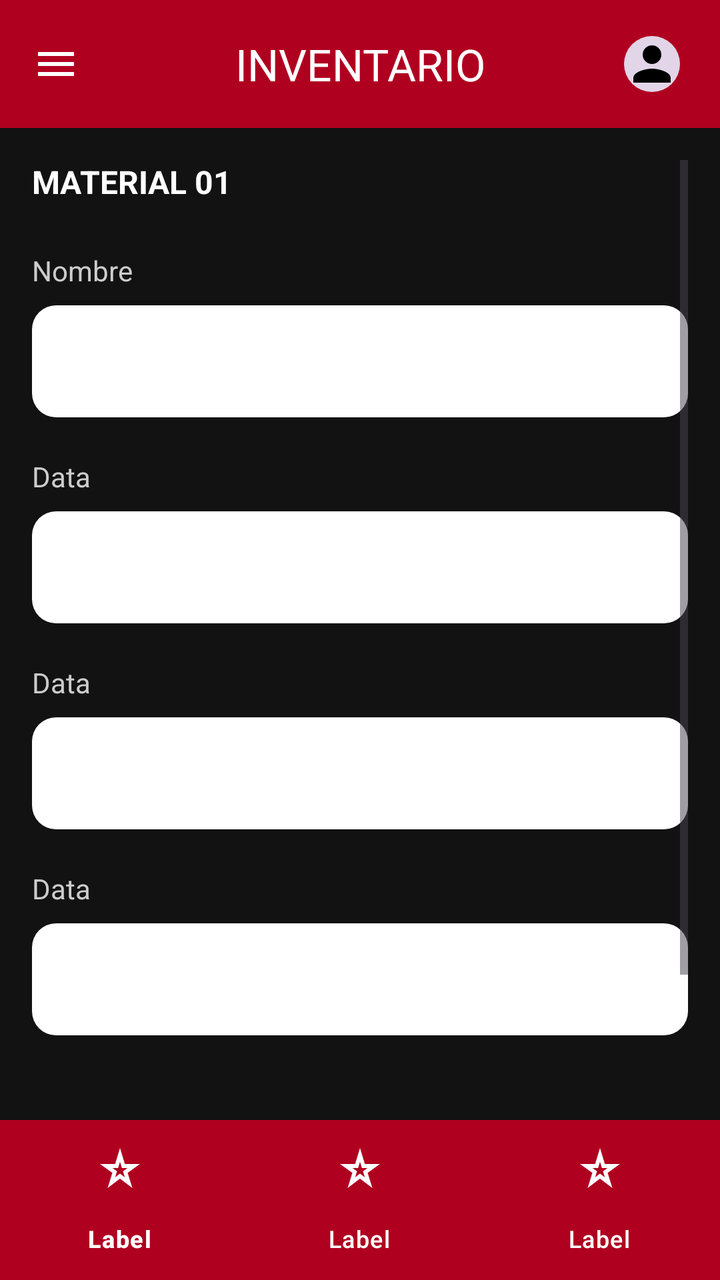
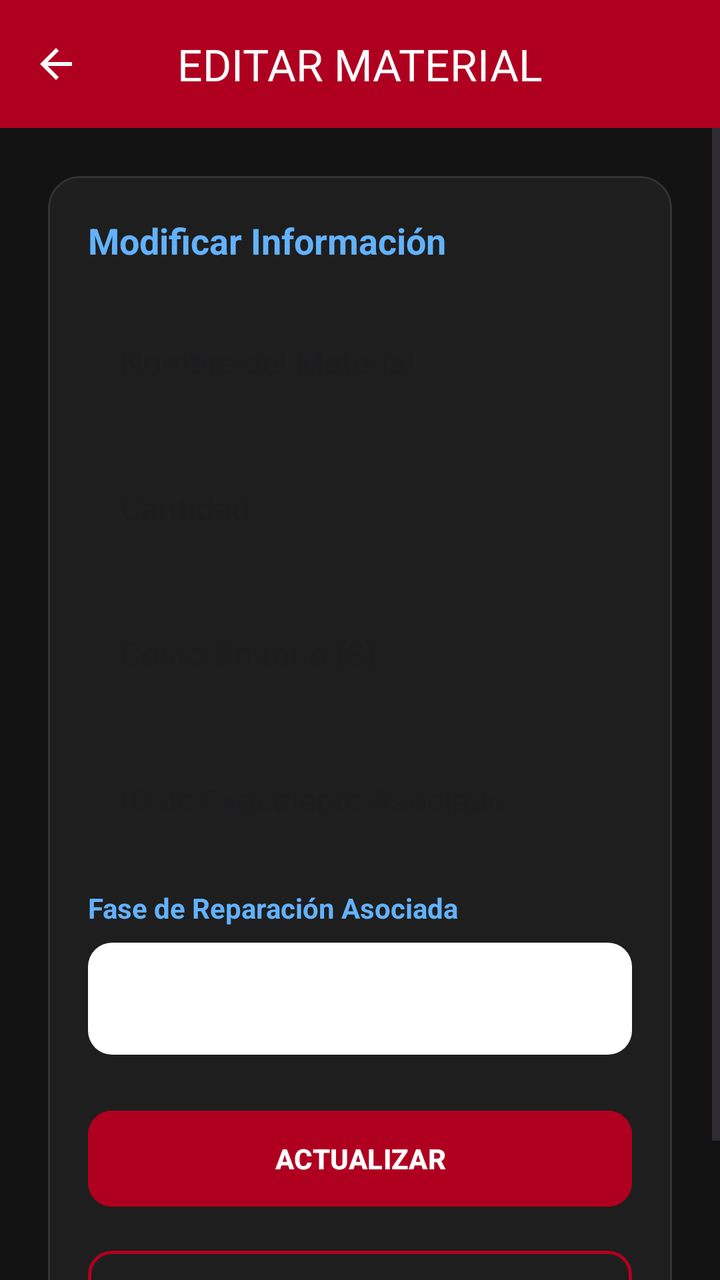

An Android layout rendered at two revisions. The XML below is the earlier revision; the diff shows what the commit changed to produce the second picture.
<!-- AndroidManifest.xml: application theme Theme.Autotechs -->
<!-- res/layout/activity_inventario_editar.xml -->
<?xml version="1.0" encoding="utf-8"?>
<androidx.constraintlayout.widget.ConstraintLayout
    xmlns:android="http://schemas.android.com/apk/res/android"
    xmlns:app="http://schemas.android.com/apk/res-auto"
    xmlns:tools="http://schemas.android.com/tools"
    android:layout_width="match_parent"
    android:layout_height="match_parent"
    android:background="#121212"
    tools:context=".VehiculosCrudActivity">

    <com.google.android.material.appbar.AppBarLayout
        android:id="@+id/appBarLayout"
        android:layout_width="match_parent"
        android:layout_height="wrap_content"
        app:layout_constraintTop_toTopOf="parent">

        <com.google.android.material.appbar.MaterialToolbar
            android:id="@+id/topAppBar"
            android:layout_width="match_parent"
            android:layout_height="?attr/actionBarSize"
            android:background="#B00020"
            app:navigationIcon="@drawable/ic_menu"
            app:navigationIconTint="@android:color/white"
            app:title="INVENTARIO"
            app:titleCentered="true"
            app:titleTextColor="@android:color/white">

            <com.google.android.material.imageview.ShapeableImageView
                android:layout_width="36dp"
                android:layout_height="36dp"
                android:layout_gravity="end"
                android:layout_marginEnd="16dp"
                android:background="#E1D5E7"
                android:padding="4dp"
                android:src="@drawable/ic_profile_placeholder"
                app:shapeAppearanceOverlay="@style/CircleImageStyle" />
        </com.google.android.material.appbar.MaterialToolbar>
    </com.google.android.material.appbar.AppBarLayout>

    <ScrollView
        android:layout_width="match_parent"
        android:layout_height="0dp"
        android:paddingHorizontal="16dp"
        android:paddingTop="16dp"
        app:layout_constraintTop_toBottomOf="@id/appBarLayout"
        app:layout_constraintBottom_toTopOf="@id/bottomNavigation">

        <LinearLayout
            android:layout_width="match_parent"
            android:layout_height="wrap_content"
            android:orientation="vertical">

            <TextView
                android:id="@+id/tvSubtitleLabel"
                android:layout_width="wrap_content"
                android:layout_height="wrap_content"
                android:layout_marginBottom="24dp"
                android:text="MATERIAL 01"
                android:textColor="@android:color/white"
                android:textSize="16sp"
                android:textStyle="bold" />

            <TextView
                android:id="@+id/tvField1Label"
                style="@style/InputFieldLabelStyle"
                android:text="Nombre" />
            <com.google.android.material.textfield.TextInputEditText
                android:id="@+id/etField1"
                style="@style/InputFieldStyle" />

            <TextView
                android:id="@+id/tvField2Label"
                style="@style/InputFieldLabelStyle"
                android:text="Data" />
            <com.google.android.material.textfield.TextInputEditText
                android:id="@+id/etField2"
                style="@style/InputFieldStyle" />

            <TextView
                android:id="@+id/tvField3Label"
                style="@style/InputFieldLabelStyle"
                android:text="Data" />
            <com.google.android.material.textfield.TextInputEditText
                android:id="@+id/etField3"
                style="@style/InputFieldStyle" />

            <TextView
                android:id="@+id/tvField4Label"
                style="@style/InputFieldLabelStyle"
                android:text="Data" />
            <com.google.android.material.textfield.TextInputEditText
                android:id="@+id/etField4"
                style="@style/InputFieldStyle" />

            <View
                android:layout_width="match_parent"
                android:layout_height="32dp" />

            <LinearLayout
                android:layout_width="wrap_content"
                android:layout_height="wrap_content"
                android:layout_gravity="end"
                android:orientation="horizontal"
                android:layout_marginBottom="24dp">

                <com.google.android.material.button.MaterialButton
                    android:id="@+id/btnBorrar"
                    style="@style/OutlinedActionButtonStyle"
                    android:text="BORRAR" />

                <com.google.android.material.button.MaterialButton
                    android:id="@+id/btnEditar"
                    style="@style/SolidActionButtonStyle"
                    android:layout_marginStart="16dp"
                    android:text="EDITAR" />
            </LinearLayout>

        </LinearLayout>
    </ScrollView>

    <com.google.android.material.bottomnavigation.BottomNavigationView
        android:id="@+id/bottomNavigation"
        android:layout_width="match_parent"
        android:layout_height="wrap_content"
        android:background="#B00020"
        app:itemIconTint="@android:color/white"
        app:itemTextColor="@android:color/white"
        app:labelVisibilityMode="labeled"
        app:layout_constraintBottom_toBottomOf="parent"
        app:menu="@menu/bottom_nav_menu" />

</androidx.constraintlayout.widget.ConstraintLayout>
<!-- resources referenced by this layout -->
<resources>
  <!-- drawable ic_menu (drawable) -->
  <vector xmlns:android="http://schemas.android.com/apk/res/android" android:height="24dp" android:tint="#000000" android:viewportHeight="24" android:viewportWidth="24" android:width="24dp">
        
      <path android:fillColor="@android:color/white" android:pathData="M3,18h18v-2L3,16v2zM3,13h18v-2L3,11v2zM3,6v2h18L21,6L3,6z"/>
      
  </vector>
  <!-- drawable ic_profile_placeholder (drawable) -->
  <vector xmlns:android="http://schemas.android.com/apk/res/android" android:height="24dp" android:tint="#000000" android:viewportHeight="24" android:viewportWidth="24" android:width="24dp">
        
      <path android:fillColor="@android:color/white" android:pathData="M12,12c2.21,0 4,-1.79 4,-4s-1.79,-4 -4,-4 -4,1.79 -4,4 1.79,4 4,4zM12,14c-2.67,0 -8,1.34 -8,4v2h16v-2c0,-2.66 -5.33,-4 -8,-4z"/>
      
  </vector>
  <style name="CircleImageStyle">
          <item name="cornerSize">50%</item>
      </style>
  <style name="InputFieldLabelStyle">
          <item name="android:layout_width">wrap_content</item>
          <item name="android:layout_height">wrap_content</item>
          <item name="android:layout_marginBottom">8dp</item>
          <item name="android:textColor">#CCCCCC</item>
          <item name="android:textSize">14sp</item>
      </style>
  <style name="InputFieldStyle">
          <item name="android:layout_width">match_parent</item>
          <item name="android:layout_height">56dp</item>
          <item name="android:layout_marginBottom">20dp</item>
          <item name="android:background">@drawable/bg_input_field</item>
          <item name="android:paddingLeft">16dp</item>
          <item name="android:paddingRight">16dp</item>
          <item name="android:textColor">#000000</item>
          <item name="android:textSize">16sp</item>
      </style>
  <style name="OutlinedActionButtonStyle" parent="Widget.MaterialComponents.Button.OutlinedButton">
          <item name="android:layout_width">wrap_content</item>
          <item name="android:layout_height">wrap_content</item>
          <item name="android:paddingLeft">24dp</item>
          <item name="android:paddingRight">24dp</item>
          <item name="android:paddingTop">12dp</item>
          <item name="android:paddingBottom">12dp</item>
          <item name="android:textColor">@android:color/white</item>
          <item name="cornerSize">24dp</item>
          <item name="strokeColor">#FFFFFF</item>
          <item name="strokeWidth">1dp</item>
      </style>
  <style name="SolidActionButtonStyle" parent="BaseActionButtonStyle">
          <item name="backgroundTint">#6750A4</item>
      </style>
  <style name="Theme.Autotechs" parent="Base.Theme.Autotechs" />
  <!-- drawable bg_input_field (drawable) -->
  <?xml version="1.0" encoding="utf-8"?>
  <shape xmlns:android="http://schemas.android.com/apk/res/android">
      <solid android:color="@android:color/white" />
      <corners android:radius="12dp" />
  </shape>
  <style name="BaseActionButtonStyle" parent="Widget.MaterialComponents.Button.UnelevatedButton">
          <item name="android:layout_width">wrap_content</item>
          <item name="android:layout_height">wrap_content</item>
          <item name="android:paddingLeft">24dp</item>
          <item name="android:paddingRight">24dp</item>
          <item name="android:paddingTop">12dp</item>
          <item name="android:paddingBottom">12dp</item>
          <item name="android:textColor">@android:color/white</item>
          <item name="cornerSize">24dp</item>
      </style>
  <style name="Base.Theme.Autotechs" parent="Theme.Material3.DayNight.NoActionBar">
          
          
      </style>
</resources>

<!-- the commit's change to res/layout/activity_inventario_editar.xml (unified diff, before → after) -->
@@ -2,11 +2,9 @@
 <androidx.constraintlayout.widget.ConstraintLayout
     xmlns:android="http://schemas.android.com/apk/res/android"
     xmlns:app="http://schemas.android.com/apk/res-auto"
-    xmlns:tools="http://schemas.android.com/tools"
     android:layout_width="match_parent"
     android:layout_height="match_parent"
-    android:background="#121212"
-    tools:context=".VehiculosCrudActivity">
+    android:background="#121212">
 
     <com.google.android.material.appbar.AppBarLayout
         android:id="@+id/appBarLayout"
@@ -19,114 +17,145 @@
             android:layout_width="match_parent"
             android:layout_height="?attr/actionBarSize"
             android:background="#B00020"
-            app:navigationIcon="@drawable/ic_menu"
+            app:navigationIcon="@drawable/ic_back"
             app:navigationIconTint="@android:color/white"
-            app:title="INVENTARIO"
+            app:title="EDITAR MATERIAL"
             app:titleCentered="true"
-            app:titleTextColor="@android:color/white">
-
-            <com.google.android.material.imageview.ShapeableImageView
-                android:layout_width="36dp"
-                android:layout_height="36dp"
-                android:layout_gravity="end"
-                android:layout_marginEnd="16dp"
-                android:background="#E1D5E7"
-                android:padding="4dp"
-                android:src="@drawable/ic_profile_placeholder"
-                app:shapeAppearanceOverlay="@style/CircleImageStyle" />
-        </com.google.android.material.appbar.MaterialToolbar>
+            app:titleTextColor="@android:color/white" />
     </com.google.android.material.appbar.AppBarLayout>
 
     <ScrollView
         android:layout_width="match_parent"
         android:layout_height="0dp"
-        android:paddingHorizontal="16dp"
-        android:paddingTop="16dp"
+        android:fillViewport="true"
         app:layout_constraintTop_toBottomOf="@id/appBarLayout"
-        app:layout_constraintBottom_toTopOf="@id/bottomNavigation">
+        app:layout_constraintBottom_toBottomOf="parent">
 
         <LinearLayout
             android:layout_width="match_parent"
             android:layout_height="wrap_content"
-            android:orientation="vertical">
+            android:orientation="vertical"
+            android:padding="24dp">
 
-            <TextView
-                android:id="@+id/tvSubtitleLabel"
-                android:layout_width="wrap_content"
+            <com.google.android.material.card.MaterialCardView
+                android:layout_width="match_parent"
                 android:layout_height="wrap_content"
-                android:layout_marginBottom="24dp"
-                android:text="MATERIAL 01"
-                android:textColor="@android:color/white"
-                android:textSize="16sp"
-                android:textStyle="bold" />
+                app:cardCornerRadius="16dp"
+                app:cardBackgroundColor="#1E1E1E"
+                app:strokeColor="#333333"
+                app:strokeWidth="1dp">
 
-            <TextView
-                android:id="@+id/tvField1Label"
-                style="@style/InputFieldLabelStyle"
-                android:text="Nombre" />
-            <com.google.android.material.textfield.TextInputEditText
-                android:id="@+id/etField1"
-                style="@style/InputFieldStyle" />
+                <LinearLayout
+                    android:layout_width="match_parent"
+                    android:layout_height="wrap_content"
+                    android:orientation="vertical"
+                    android:padding="20dp">
 
-            <TextView
-                android:id="@+id/tvField2Label"
-                style="@style/InputFieldLabelStyle"
-                android:text="Data" />
-            <com.google.android.material.textfield.TextInputEditText
-                android:id="@+id/etField2"
-                style="@style/InputFieldStyle" />
+                    <TextView
+                        android:layout_width="wrap_content"
+                        android:layout_height="wrap_content"
+                        android:text="Modificar Información"
+                        android:textColor="#62B2FD"
+                        android:textSize="18sp"
+                        android:textStyle="bold"
+                        android:layout_marginBottom="16dp"/>
 
-            <TextView
-                android:id="@+id/tvField3Label"
-                style="@style/InputFieldLabelStyle"
-                android:text="Data" />
-            <com.google.android.material.textfield.TextInputEditText
-                android:id="@+id/etField3"
-                style="@style/InputFieldStyle" />
+                    <com.google.android.material.textfield.TextInputLayout
+                        android:layout_width="match_parent"
+                        android:layout_height="wrap_content"
+                        android:layout_marginBottom="12dp"
+                        style="@style/Widget.MaterialComponents.TextInputLayout.OutlinedBox">
+                        <com.google.android.material.textfield.TextInputEditText
+                            android:id="@+id/etNombre"
+                            android:layout_width="match_parent"
+                            android:layout_height="wrap_content"
+                            android:hint="Nombre del Material"
+                            android:textColor="@android:color/white"/>
+                    </com.google.android.material.textfield.TextInputLayout>
 
-            <TextView
-                android:id="@+id/tvField4Label"
-                style="@style/InputFieldLabelStyle"
-                android:text="Data" />
-            <com.google.android.material.textfield.TextInputEditText
-                android:id="@+id/etField4"
-                style="@style/InputFieldStyle" />
+                    <com.google.android.material.textfield.TextInputLayout
+                        android:layout_width="match_parent"
+                        android:layout_height="wrap_content"
+                        android:layout_marginBottom="12dp"
+                        style="@style/Widget.MaterialComponents.TextInputLayout.OutlinedBox">
+                        <com.google.android.material.textfield.TextInputEditText
+                            android:id="@+id/etCantidad"
+                            android:layout_width="match_parent"
+                            android:layout_height="wrap_content"
+                            android:hint="Cantidad"
+                            android:inputType="number"
+                            android:textColor="@android:color/white"/>
+                    </com.google.android.material.textfield.TextInputLayout>
 
-            <View
-                android:layout_width="match_parent"
-                android:layout_height="32dp" />
+                    <com.google.android.material.textfield.TextInputLayout
+                        android:layout_width="match_parent"
+                        android:layout_height="wrap_content"
+                        android:layout_marginBottom="12dp"
+                        style="@style/Widget.MaterialComponents.TextInputLayout.OutlinedBox">
+                        <com.google.android.material.textfield.TextInputEditText
+                            android:id="@+id/etCostoUnitario"
+                            android:layout_width="match_parent"
+                            android:layout_height="wrap_content"
+                            android:hint="Costo Unitario ($)"
+                            android:inputType="numberDecimal"
+                            android:textColor="@android:color/white"/>
+                    </com.google.android.material.textfield.TextInputLayout>
 
-            <LinearLayout
-                android:layout_width="wrap_content"
-                android:layout_height="wrap_content"
-                android:layout_gravity="end"
-                android:orientation="horizontal"
-                android:layout_marginBottom="24dp">
+                    <com.google.android.material.textfield.TextInputLayout
+                        android:layout_width="match_parent"
+                        android:layout_height="wrap_content"
+                        android:layout_marginBottom="16dp"
+                        style="@style/Widget.MaterialComponents.TextInputLayout.OutlinedBox">
+                        <com.google.android.material.textfield.TextInputEditText
+                            android:id="@+id/etExpedienteId"
+                            android:layout_width="match_parent"
+                            android:layout_height="wrap_content"
+                            android:hint="ID de Expediente Asociado"
+                            android:inputType="number"
+                            android:textColor="@android:color/white"/>
+                    </com.google.android.material.textfield.TextInputLayout>
 
-                <com.google.android.material.button.MaterialButton
-                    android:id="@+id/btnBorrar"
-                    style="@style/OutlinedActionButtonStyle"
-                    android:text="BORRAR" />
+                    <TextView
+                        android:layout_width="wrap_content"
+                        android:layout_height="wrap_content"
+                        android:text="Fase de Reparación Asociada"
+                        android:textColor="#62B2FD"
+                        android:textStyle="bold"
+                        android:layout_marginBottom="8dp"/>
 
-                <com.google.android.material.button.MaterialButton
-                    android:id="@+id/btnEditar"
-                    style="@style/SolidActionButtonStyle"
-                    android:layout_marginStart="16dp"
-                    android:text="EDITAR" />
-            </LinearLayout>
+                    <Spinner
+                        android:id="@+id/spFases"
+                        android:layout_width="match_parent"
+                        android:layout_height="56dp"
+                        android:layout_marginBottom="24dp"
+                        android:background="@drawable/rounded_input_bg"
+                        android:padding="8dp" />
 
+                    <com.google.android.material.button.MaterialButton
+                        android:id="@+id/btnActualizar"
+                        android:layout_width="match_parent"
+                        android:layout_height="56dp"
+                        android:backgroundTint="#B00020"
+                        android:text="ACTUALIZAR"
+                        android:textColor="@android:color/white"
+                        android:textStyle="bold"
+                        android:layout_marginBottom="12dp"
+                        app:cornerRadius="12dp" />
+
+                    <com.google.android.material.button.MaterialButton
+                        android:id="@+id/btnEliminar"
+                        style="@style/Widget.MaterialComponents.Button.OutlinedButton"
+                        android:layout_width="match_parent"
+                        android:layout_height="56dp"
+                        android:text="ELIMINAR MATERIAL"
+                        android:textColor="#B00020"
+                        android:textStyle="bold"
+                        app:cornerRadius="12dp"
+                        app:strokeColor="#B00020"
+                        app:strokeWidth="1.5dp" />
+
+                </LinearLayout>
+            </com.google.android.material.card.MaterialCardView>
         </LinearLayout>
     </ScrollView>
-
-    <com.google.android.material.bottomnavigation.BottomNavigationView
-        android:id="@+id/bottomNavigation"
-        android:layout_width="match_parent"
-        android:layout_height="wrap_content"
-        android:background="#B00020"
-        app:itemIconTint="@android:color/white"
-        app:itemTextColor="@android:color/white"
-        app:labelVisibilityMode="labeled"
-        app:layout_constraintBottom_toBottomOf="parent"
-        app:menu="@menu/bottom_nav_menu" />
-
 </androidx.constraintlayout.widget.ConstraintLayout>
<!-- resource entries referenced after the edit -->
@@ -1,69 +1,18 @@
 <!-- resources referenced by this layout -->
 <resources>
-  <!-- drawable ic_menu (drawable) -->
-  <vector xmlns:android="http://schemas.android.com/apk/res/android" android:height="24dp" android:tint="#000000" android:viewportHeight="24" android:viewportWidth="24" android:width="24dp">
+  <!-- drawable ic_back (drawable) -->
+  <vector xmlns:android="http://schemas.android.com/apk/res/android" android:autoMirrored="true" android:height="24dp" android:tint="#000000" android:viewportHeight="24" android:viewportWidth="24" android:width="24dp">
         
-      <path android:fillColor="@android:color/white" android:pathData="M3,18h18v-2L3,16v2zM3,13h18v-2L3,11v2zM3,6v2h18L21,6L3,6z"/>
+      <path android:fillColor="@android:color/white" android:pathData="M20,11H7.83l5.59,-5.59L12,4l-8,8 8,8 1.41,-1.41L7.83,13H20v-2z"/>
       
   </vector>
-  <!-- drawable ic_profile_placeholder (drawable) -->
-  <vector xmlns:android="http://schemas.android.com/apk/res/android" android:height="24dp" android:tint="#000000" android:viewportHeight="24" android:viewportWidth="24" android:width="24dp">
-        
-      <path android:fillColor="@android:color/white" android:pathData="M12,12c2.21,0 4,-1.79 4,-4s-1.79,-4 -4,-4 -4,1.79 -4,4 1.79,4 4,4zM12,14c-2.67,0 -8,1.34 -8,4v2h16v-2c0,-2.66 -5.33,-4 -8,-4z"/>
-      
-  </vector>
-  <style name="CircleImageStyle">
-          <item name="cornerSize">50%</item>
-      </style>
-  <style name="InputFieldLabelStyle">
-          <item name="android:layout_width">wrap_content</item>
-          <item name="android:layout_height">wrap_content</item>
-          <item name="android:layout_marginBottom">8dp</item>
-          <item name="android:textColor">#CCCCCC</item>
-          <item name="android:textSize">14sp</item>
-      </style>
-  <style name="InputFieldStyle">
-          <item name="android:layout_width">match_parent</item>
-          <item name="android:layout_height">56dp</item>
-          <item name="android:layout_marginBottom">20dp</item>
-          <item name="android:background">@drawable/bg_input_field</item>
-          <item name="android:paddingLeft">16dp</item>
-          <item name="android:paddingRight">16dp</item>
-          <item name="android:textColor">#000000</item>
-          <item name="android:textSize">16sp</item>
-      </style>
-  <style name="OutlinedActionButtonStyle" parent="Widget.MaterialComponents.Button.OutlinedButton">
-          <item name="android:layout_width">wrap_content</item>
-          <item name="android:layout_height">wrap_content</item>
-          <item name="android:paddingLeft">24dp</item>
-          <item name="android:paddingRight">24dp</item>
-          <item name="android:paddingTop">12dp</item>
-          <item name="android:paddingBottom">12dp</item>
-          <item name="android:textColor">@android:color/white</item>
-          <item name="cornerSize">24dp</item>
-          <item name="strokeColor">#FFFFFF</item>
-          <item name="strokeWidth">1dp</item>
-      </style>
-  <style name="SolidActionButtonStyle" parent="BaseActionButtonStyle">
-          <item name="backgroundTint">#6750A4</item>
-      </style>
-  <style name="Theme.Autotechs" parent="Base.Theme.Autotechs" />
-  <!-- drawable bg_input_field (drawable) -->
+  <!-- drawable rounded_input_bg (drawable) -->
   <?xml version="1.0" encoding="utf-8"?>
   <shape xmlns:android="http://schemas.android.com/apk/res/android">
       <solid android:color="@android:color/white" />
       <corners android:radius="12dp" />
   </shape>
-  <style name="BaseActionButtonStyle" parent="Widget.MaterialComponents.Button.UnelevatedButton">
-          <item name="android:layout_width">wrap_content</item>
-          <item name="android:layout_height">wrap_content</item>
-          <item name="android:paddingLeft">24dp</item>
-          <item name="android:paddingRight">24dp</item>
-          <item name="android:paddingTop">12dp</item>
-          <item name="android:paddingBottom">12dp</item>
-          <item name="android:textColor">@android:color/white</item>
-          <item name="cornerSize">24dp</item>
-      </style>
+  <style name="Theme.Autotechs" parent="Base.Theme.Autotechs" />
   <style name="Base.Theme.Autotechs" parent="Theme.Material3.DayNight.NoActionBar">
           
           
